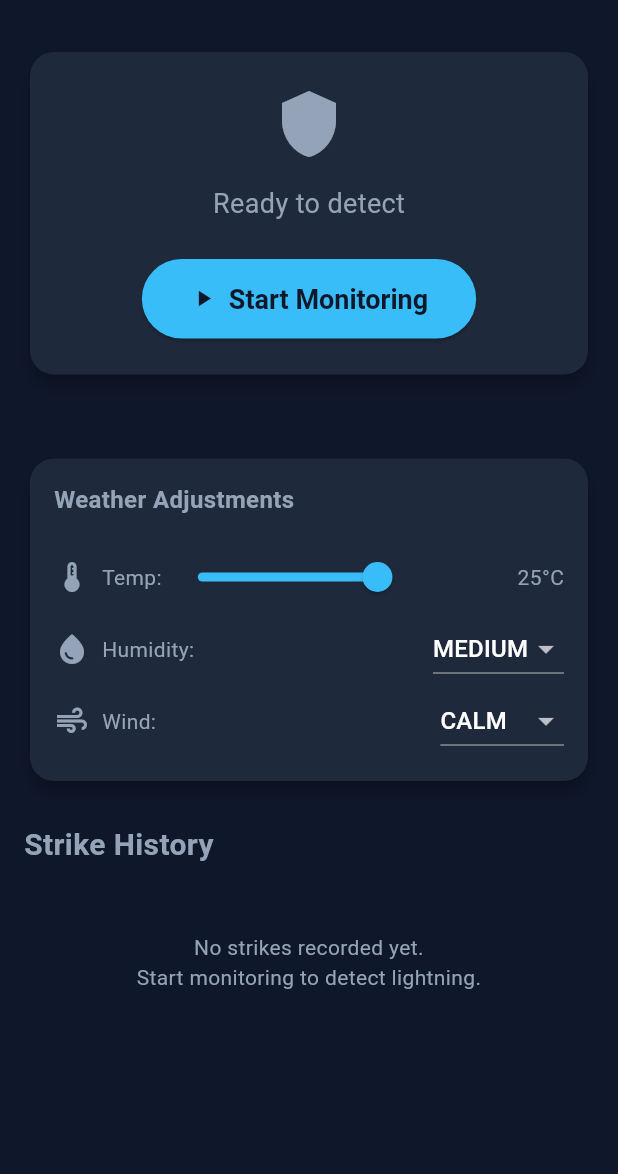
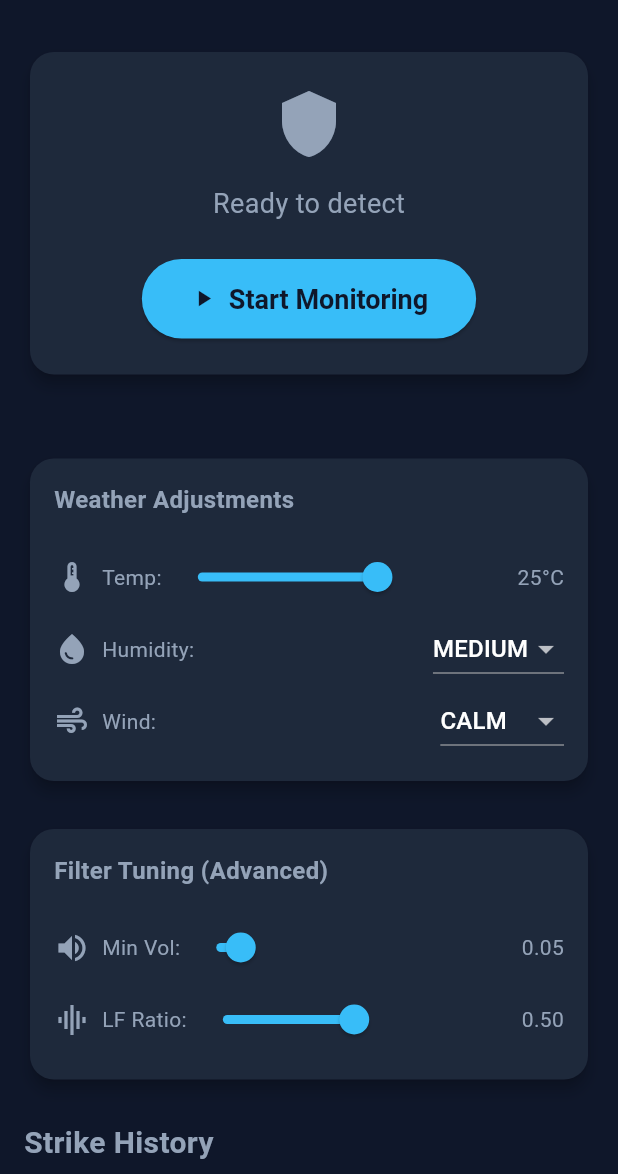
Before and after one commit to manojkumards656/StormSense, a Flutter app: the screen it shows after launch, on a phone screen of 412 x 824 dp, the part 62-1236 px from its top. Run offline on Flutter 3.47's test engine with Material 3 defaults, Android fonts, the phone set to English and light mode, and no system bars; our stand-ins replace camera, permission_handler, shared_preferences; missing offline and left inert: fftea, record.

Commit message:
audio issues

```diff
--- a/lib/providers/app_state.dart
+++ b/lib/providers/app_state.dart
@@ -40,6 +40,19 @@ class AppState extends ChangeNotifier {
 
   Stream<double> get brightnessStream => _lightningDetector.brightnessStream;
   Stream<double> get amplitudeStream => _thunderDetector.amplitudeStream;
+
+  // Tuning thresholds
+  double get rmsThreshold => _thunderDetector.rmsThreshold;
+  void setRmsThreshold(double val) {
+    _thunderDetector.rmsThreshold = val;
+    notifyListeners();
+  }
+
+  double get lowFreqEnergyRatio => _thunderDetector.lowFreqEnergyRatio;
+  void setLowFreqEnergyRatio(double val) {
+    _thunderDetector.lowFreqEnergyRatio = val;
+    notifyListeners();
+  }
 
   void updateWeather(WeatherConditions conditions) {
     _weatherConditions = conditions;
--- a/lib/screens/home_screen.dart
+++ b/lib/screens/home_screen.dart
@@ -75,6 +75,8 @@ class _HomeScreenState extends State<HomeScreen> with SingleTickerProviderStateM
 
               const SizedBox(height: 24),
               _buildWeatherConfig(appState),
+              const SizedBox(height: 24),
+              _buildTuningConfig(appState),
               const SizedBox(height: 24),
 
               const Text("Strike History", style: TextStyle(fontSize: 20, fontWeight: FontWeight.bold)),
@@ -231,4 +233,63 @@ class _HomeScreenState extends State<HomeScreen> with SingleTickerProviderStateM
       ),
     );
   }
+
+  Widget _buildTuningConfig(AppState appState) {
+    return Card(
+      child: Padding(
+        padding: const EdgeInsets.all(16.0),
+        child: Column(
+          crossAxisAlignment: CrossAxisAlignment.start,
+          children: [
+            const Text("Filter Tuning (Advanced)", style: TextStyle(fontWeight: FontWeight.bold, fontSize: 16)),
+            const SizedBox(height: 16),
+
+            // RMS Threshold
+            Row(
+              children: [
+                const Icon(Icons.volume_up, color: AppTheme.textMuted),
+                const SizedBox(width: 8),
+                const Text("Min Vol:"),
+                Expanded(
+                  child: Slider(
+                    value: appState.rmsThreshold,
+                    min: 0.01,
+                    max: 0.5,
+                    divisions: 49,
+                    label: appState.rmsThreshold.toStringAsFixed(2),
+                    onChanged: (val) {
+                      appState.setRmsThreshold(val);
+                    },
+                  ),
+                ),
+                Text(appState.rmsThreshold.toStringAsFixed(2)),
+              ],
+            ),
+
+            // Low Freq Energy Ratio
+            Row(
+              children: [
+                const Icon(Icons.graphic_eq, color: AppTheme.textMuted),
+                const SizedBox(width: 8),
+                const Text("LF Ratio:"),
+                Expanded(
+                  child: Slider(
+                    value: appState.lowFreqEnergyRatio,
+                    min: 0.1,
+                    max: 0.9,
+                    divisions: 80,
+                    label: appState.lowFreqEnergyRatio.toStringAsFixed(2),
+                    onChanged: (val) {
+                      appState.setLowFreqEnergyRatio(val);
+                    },
+                  ),
+                ),
+                Text(appState.lowFreqEnergyRatio.toStringAsFixed(2)),
+              ],
+            ),
+          ],
+        ),
+      ),
+    );
+  }
 }
--- a/lib/services/thunder_detector.dart
+++ b/lib/services/thunder_detector.dart
@@ -23,14 +23,15 @@ class ThunderDetector {
   DateTime? _thunderStartTime;
 
   // Configuration thresholds
-  final double rmsThreshold = 0.05;
-  final Duration minDuration = const Duration(milliseconds: 300);
+  double rmsThreshold = 0.05;
+  Duration minDuration = const Duration(milliseconds: 300);
   final Duration maxDuration = const Duration(seconds: 5);
   final Duration impulseRejectDuration = const Duration(milliseconds: 150);
 
   // Low frequency band for thunder (20Hz - 300Hz)
   static const double minFreq = 20.0;
   static const double maxFreq = 300.0;
+  double lowFreqEnergyRatio = 0.5;
 
   bool get isMonitoring => _isMonitoring;
 
@@ -117,8 +118,8 @@ class ThunderDetector {
       }
     }
 
-    // Check if dominant energy is in low frequency band (>50%)
-    if (totalEnergy > 0 && (lowFreqEnergy / totalEnergy) > 0.5) {
+    // Check if dominant energy is in low frequency band
+    if (totalEnergy > 0 && (lowFreqEnergy / totalEnergy) > lowFreqEnergyRatio) {
       if (_thunderStartTime == null) {
         _thunderStartTime = DateTime.now();
       }
```
